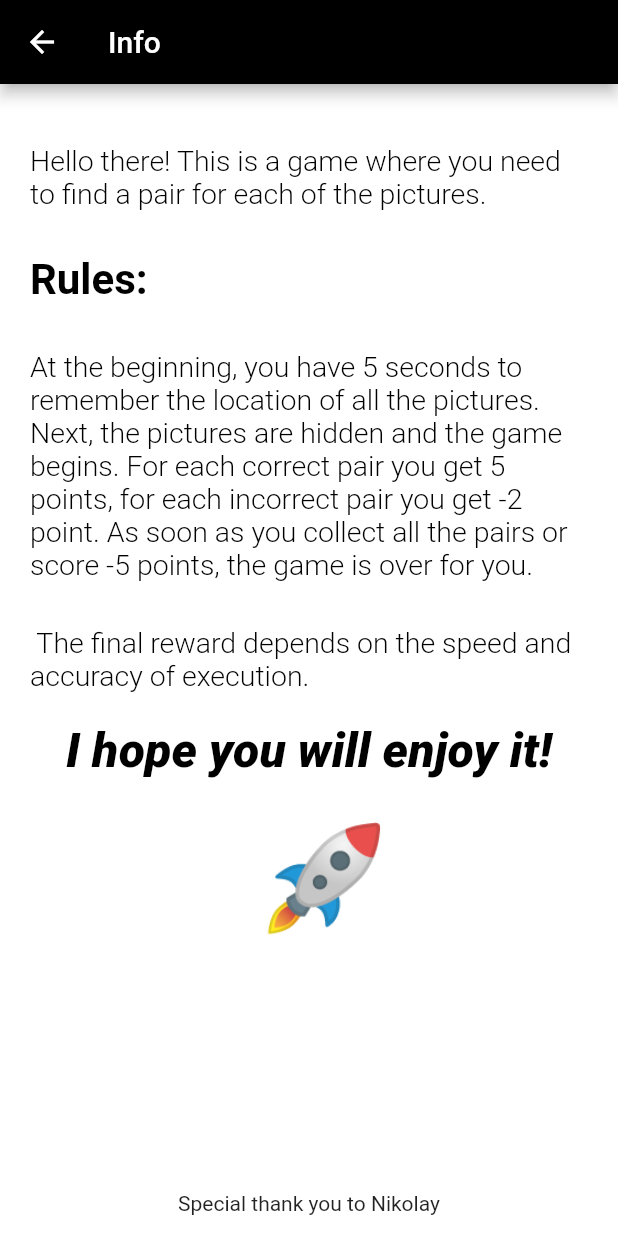
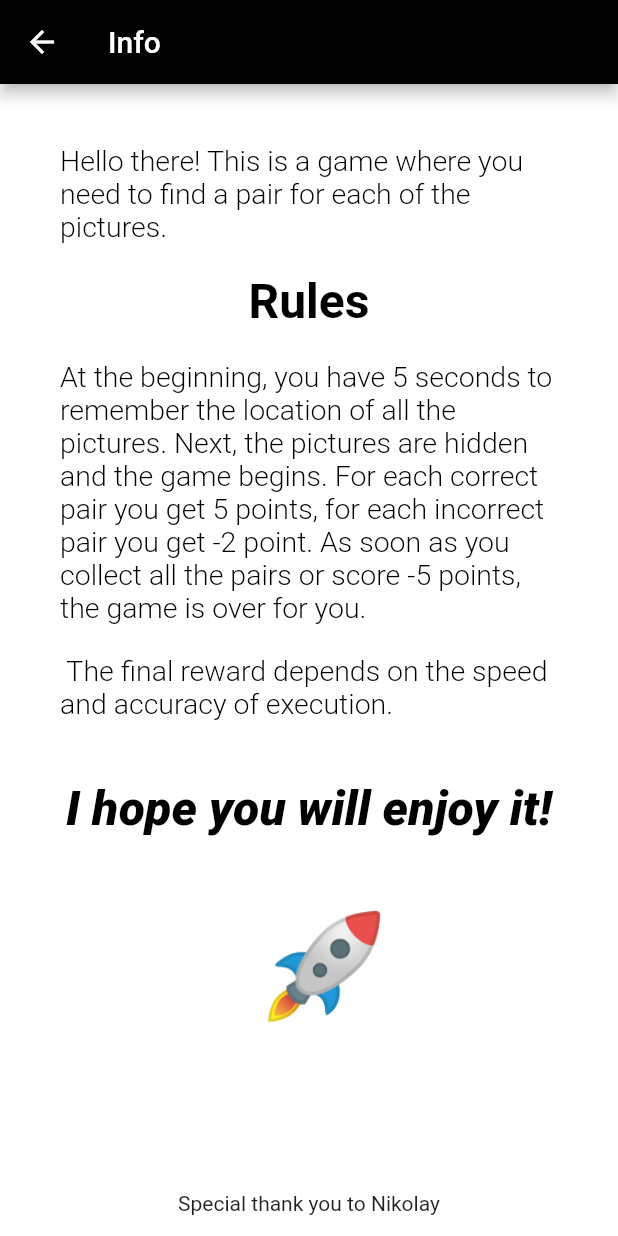
Before and after one commit to DaniilPavlov/MemoryGame, a Flutter app: the About screen opened by its route, on a phone screen of 412 x 824 dp. Run offline on Flutter 3.47's test engine with Material 2 defaults, Android fonts, the phone set to English and light mode, and no system bars.

```diff
--- a/lib/data/about.dart
+++ b/lib/data/about.dart
@@ -12,10 +12,11 @@ class _AboutState extends State<About> {
       appBar: AppBar(title: Text("Info"), backgroundColor: Colors.black),
       backgroundColor: Colors.white,
       body: Container(
-          padding: EdgeInsets.symmetric(horizontal: 20, vertical: 40),
+          padding: EdgeInsets.symmetric(horizontal: 20, vertical: 20),
           width: MediaQuery.of(context).size.width,
           child: Column(children: <Widget>[
-            SizedBox(
+            Container(
+              padding: EdgeInsets.all(20),
               child: Text(
                 "Hello there! This is a game where you need to find a pair for each of the pictures.",
                 style: TextStyle(
@@ -24,24 +25,19 @@ class _AboutState extends State<About> {
                     fontWeight: FontWeight.w300),
               ),
             ),
-            SizedBox(
-              height: 30,
-            ),
-            SizedBox(
+            Container(
                 child: Align(
-              alignment: Alignment.centerLeft,
+              alignment: Alignment.center,
               child: Text(
-                "Rules:",
+                "Rules",
                 style: TextStyle(
                     color: Colors.black,
-                    fontSize: 28,
+                    fontSize: 32,
                     fontWeight: FontWeight.w700),
               ),
             )),
-            SizedBox(
-              height: 30,
-            ),
-            SizedBox(
+            Container(
+              padding: EdgeInsets.all(20),
               child: Text(
                 "At the beginning, you have 5 seconds to remember the "
                 "location of all the pictures. Next, the pictures are hidden and the game begins. "
@@ -53,10 +49,8 @@ class _AboutState extends State<About> {
                     fontWeight: FontWeight.w300),
               ),
             ),
-            SizedBox(
-              height: 30,
-            ),
-            SizedBox(
+            Container(
+              padding: EdgeInsets.only(left: 20, right: 20, bottom: 40),
               child: Text(
                 " The final reward depends on the speed and accuracy of execution.",
                 style: TextStyle(
@@ -65,10 +59,7 @@ class _AboutState extends State<About> {
                     fontWeight: FontWeight.w300),
               ),
             ),
-            SizedBox(
-              height: 20,
-            ),
-            SizedBox(
+            Container(
                 child: Center(
               child: Text(
                 "I hope you will enjoy it!",
@@ -79,15 +70,13 @@ class _AboutState extends State<About> {
                     fontStyle: FontStyle.italic),
               ),
             )),
-            SizedBox(
-              height: 20,
-            ),
-            SizedBox(
+            Container(
+                padding: EdgeInsets.only(left: 20, right: 20, top: 40),
                 child: Center(
                     child: Text(
-              " 🚀",
-              style: TextStyle(fontSize: 80),
-            ))),
+                  " 🚀",
+                  style: TextStyle(fontSize: 80),
+                ))),
           ])),
       bottomSheet: Container(
         color: Colors.white,
```
Also changed, not shown: pubspec.lock.
